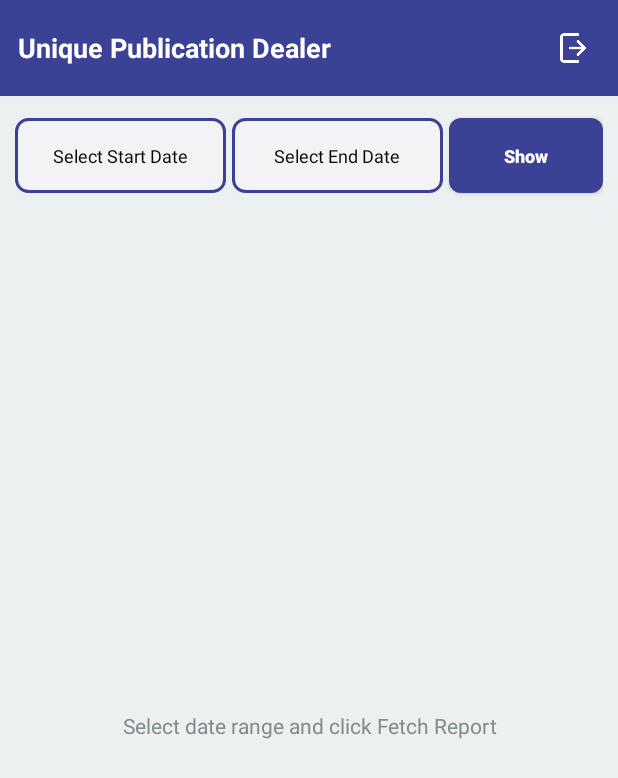
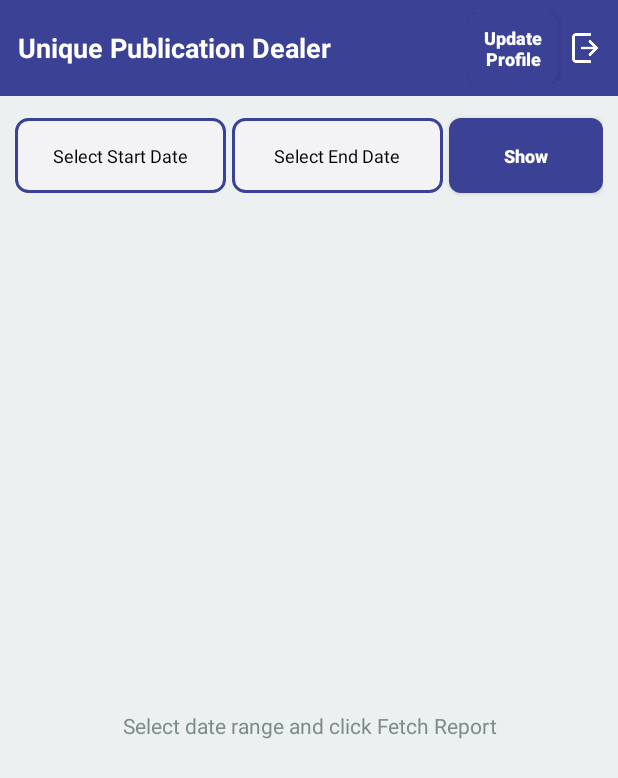
Before and after one commit to casdevelopment/Unique_Publication-_Dealer, an Android app: the MainDashBoardActivity screen opened directly, with no data from a screen before it, on a phone screen of 412 x 824 dp. Shown: the top 778 px of the screen. Run offline under Robolectric (Android 15) with nearby library versions, the light colour scheme and no system bars; our stand-ins replace CircleImageView.

Commit message:
user update profile

```diff
--- a/app/src/main/AndroidManifest.xml
+++ b/app/src/main/AndroidManifest.xml
@@ -18,11 +18,11 @@
         tools:targetApi="31">
         <activity
             android:name=".update_user_profile.UpdateUserProfileActivity"
-            android:exported="false" />
+            android:exported="false"
+            />
         <activity
             android:name=".create_user.CreateUserActivity"
-            android:exported="false"
-            android:windowSoftInputMode="adjustResize" />
+            android:exported="false" />
         <activity
             android:name=".admin_dashboard.AdminDashBoardActivity"
             android:exported="false" />
--- a/app/src/main/java/com/publication/dealer/create_user/model/SignUpRequestModel.kt
+++ b/app/src/main/java/com/publication/dealer/create_user/model/SignUpRequestModel.kt
@@ -17,7 +17,6 @@ data class SignUpRequestModel(
     val postalCode: Int,
     val address: String,
 
-
     val password: String,
 
 )
--- a/app/src/main/java/com/publication/dealer/user_dashboard/MainDashBoardActivity.kt
+++ b/app/src/main/java/com/publication/dealer/user_dashboard/MainDashBoardActivity.kt
@@ -21,6 +21,7 @@ import com.publication.dealer.R
 import com.publication.dealer.SessionManager
 import com.publication.dealer.network.Status
 import com.publication.dealer.splash.SplashActivity
+import com.publication.dealer.update_user_profile.UpdateUserProfileActivity
 import com.publication.dealer.user_dashboard.adapter.DashBoardAdapter
 import com.publication.dealer.user_dashboard.model.DashBoardRequestModel
 import com.publication.dealer.user_dashboard.model.DashBoardResponseData
@@ -71,10 +72,17 @@ class MainDashBoardActivity : AppCompatActivity() {
                 fetchLedgerData()
             }
 
+            btnUpdateProfile.setOnClickListener{
+                startActivity(Intent(this@MainDashBoardActivity, UpdateUserProfileActivity::class.java))
+                finish()
+            }
 
-            logOut.setOnClickListener { sessionManager.logout()
+
+             logOut.setOnClickListener {
+                 sessionManager.logout()
                 startActivity(Intent(this@MainDashBoardActivity, SplashActivity::class.java))
-                finish()}
+                finish()
+             }
         }
     }
 
--- a/app/src/main/res/layout/activity_main_dash_board.xml
+++ b/app/src/main/res/layout/activity_main_dash_board.xml
@@ -7,7 +7,6 @@
     android:id="@+id/mainLayout"
     android:background="@color/background_light">
     <RelativeLayout
-
         android:background="@color/primary_color"
         android:layout_width="match_parent"
         android:layout_height="?actionBarSize">
@@ -22,19 +21,39 @@
             android:layout_width="wrap_content"
             android:layout_height="wrap_content"/>
 
-        <ImageView
-            android:id="@+id/logOut"
-            android:backgroundTint="@color/white"
-            android:layout_marginEnd="20dp"
+        <!-- Horizontal layout for button + image -->
+        <LinearLayout
+            android:orientation="horizontal"
             android:layout_centerVertical="true"
             android:layout_alignParentEnd="true"
-            android:background="@drawable/logout"
-            android:layout_width="20dp"
-            android:layout_height="20dp"/>
+            android:layout_width="wrap_content"
+            android:layout_height="wrap_content"
+            android:gravity="center_vertical"
+            android:paddingEnd="12dp">
 
+            <androidx.appcompat.widget.AppCompatButton
+                android:id="@+id/btnUpdateProfile"
+                android:layout_width="60dp"
+                android:layout_height="wrap_content"
+                android:text="Update Profile"
+                android:textSize="12sp"
+                android:textStyle="bold"
+                android:textColor="@color/white"
+                android:background="@drawable/button_primary"
+                android:textAllCaps="false"
+                android:layout_marginEnd="8dp"/>
 
+            <ImageView
+                android:id="@+id/logOut"
+                android:backgroundTint="@color/white"
+                android:background="@drawable/logout"
+                android:layout_width="20dp"
+                android:layout_height="20dp"/>
+
+        </LinearLayout>
 
     </RelativeLayout>
+
 
     <!-- Compact Date Selection Row -->
     <LinearLayout
```
